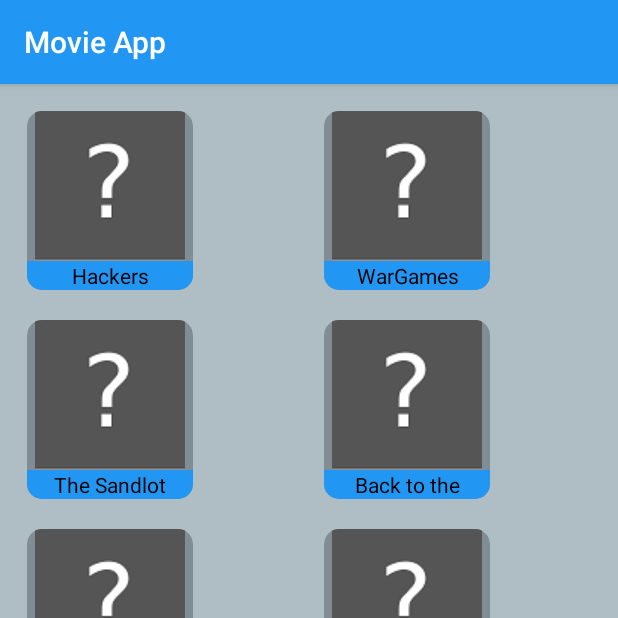
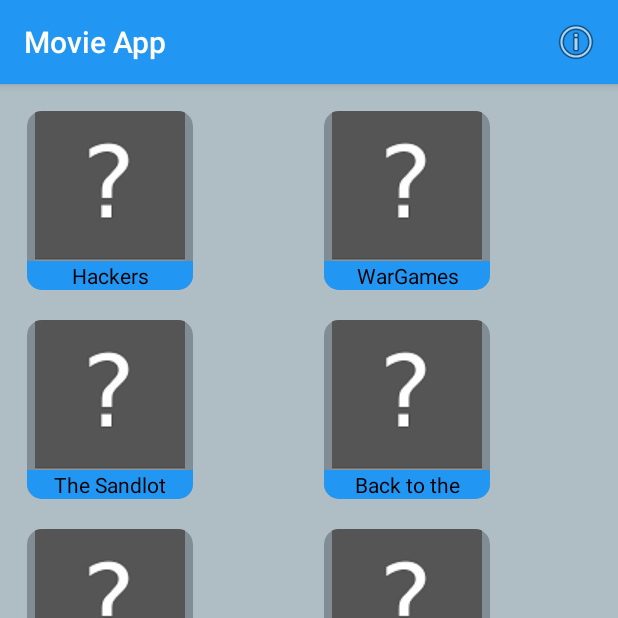
Before and after one commit to john-minney-iii/RW-BootCamp, an Android app: the screen it shows after launch (MainActivity), on a phone screen of 412 x 824 dp, the top half of it. Run offline under Robolectric (Android 15) with nearby library versions, the phone set to English and light mode, and no system bars; our stand-ins replace Picasso; pictures from the network do not load.

Commit message:
Added 'About Menu' I wan't to add more, but I think that if I add more information for the movies that the hardcoded text will be too much. For everythign I want to add I'd probably need to use an API. I desided agains tusing it because it seemed like jen didn't want us to use it just yet, incase we expand on this later.

```diff
--- a/Week-4/MovieApp/app/src/main/java/com/minneydev/movieapp/MainActivity.kt
+++ b/Week-4/MovieApp/app/src/main/java/com/minneydev/movieapp/MainActivity.kt
@@ -3,6 +3,9 @@
 import android.content.Intent
 import androidx.appcompat.app.AppCompatActivity
 import android.os.Bundle
+import android.view.Menu
+import android.view.MenuItem
+import androidx.appcompat.app.AlertDialog
 import androidx.recyclerview.widget.GridLayoutManager
 import com.minneydev.movieapp.data.Movie
 import com.minneydev.movieapp.ui.MainAdapter
@@ -28,7 +31,6 @@
         mainRecyclerView.setOnClickListener {
 
         }
-
     }
 
     private fun showMovieDetail(movie: Movie) {
@@ -40,4 +42,25 @@
     override fun movieClicked(movie: Movie) {
         showMovieDetail(movie)
     }
+
+    override fun onCreateOptionsMenu(menu: Menu?): Boolean {
+        super.onCreateOptionsMenu(menu)
+        menuInflater.inflate(R.menu.about, menu)
+        return true
+    }
+
+    override fun onOptionsItemSelected(item: MenuItem): Boolean {
+        if (item.itemId == R.id.aboutMenu) {
+            showInfo()
+        }
+        return true
+    }
+
+    private fun showInfo() {
+        AlertDialog.Builder(this)
+            .setTitle(R.string.alert_title)
+            .setMessage(R.string.alert_message)
+            .create().show()
+    }
+
 }
--- /dev/null
+++ b/Week-4/MovieApp/app/src/main/res/menu/about.xml
@@ -0,0 +1,11 @@
+<?xml version="1.0" encoding="utf-8"?>
+<menu xmlns:app="http://schemas.android.com/apk/res-auto"
+    xmlns:android="http://schemas.android.com/apk/res/android">
+
+    <item
+        android:id="@+id/aboutMenu"
+        android:icon="@android:drawable/ic_menu_info_details"
+        android:title="@string/about"
+        android:visible="true"
+        app:showAsAction="always" />
+</menu>
--- a/Week-4/MovieApp/app/src/main/res/values/strings.xml
+++ b/Week-4/MovieApp/app/src/main/res/values/strings.xml
@@ -3,8 +3,13 @@
     <string name="poster">Movie Poster</string>
     <string name="placeholder">Place Holder</string>
     <string name="title_activity_detail">DetailActivity</string>
+    <string name="about">About</string>
 
     <string name="banner_descrip">Movie Banner</string>
 
     <string name="summary">Summary</string>
+
+    <string name="alert_title">Movie App</string>
+    <string name="alert_message">Created by John Minney III</string>
+
 </resources>
```
